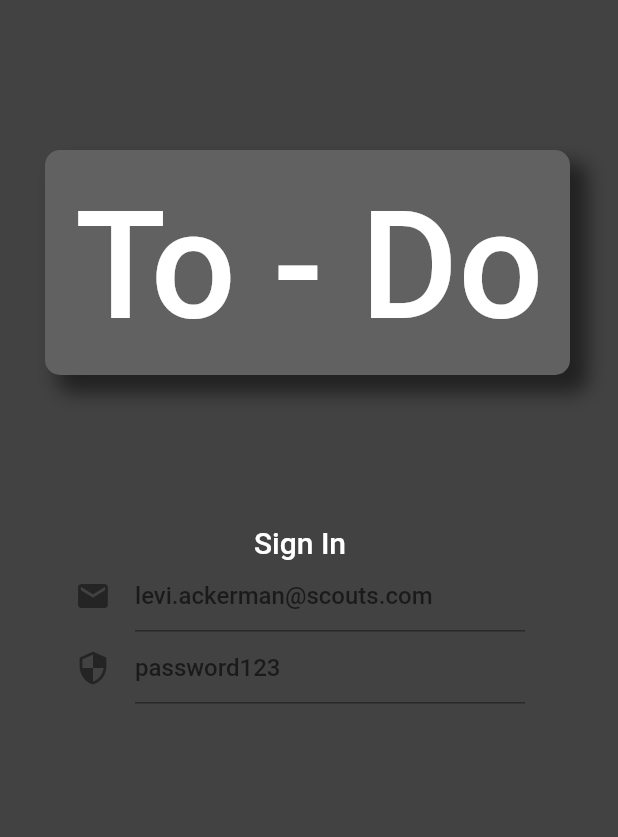
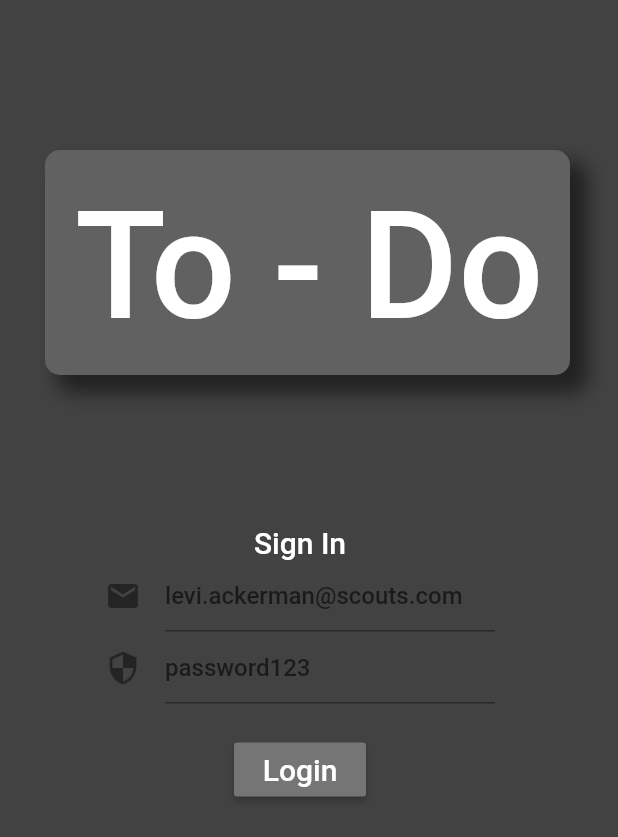
Before and after one commit to cravinpineapple/MAP-creative2, a Flutter app: the screen it shows after launch, on a phone screen of 412 x 824 dp. Shown: the top 837 px of the screen. Run offline on Flutter 3.47's test engine with Material 2 defaults, Android fonts, the phone set to English and light mode, and no system bars; Roboto replaces fonts that are missing (Robot).

Commit message:
login screen functioning

```diff
--- a/lib/screens/login_screen.dart
+++ b/lib/screens/login_screen.dart
@@ -1,18 +1,21 @@
+import 'package:creative2/model/UserRecord.dart';
 import 'package:flutter/cupertino.dart';
 import 'package:flutter/material.dart';
+
+import 'home_screen.dart';
 
 class LoginScreen extends StatefulWidget {
   static const routeName = '/loginScreen';
 
   @override
   State<StatefulWidget> createState() {
-    return LoginScreenState();
+    return _LoginScreenState();
   }
 }
 
-class LoginScreenState extends State<LoginScreen> {
+class _LoginScreenState extends State<LoginScreen> {
   _Controller con;
-  GlobalKey<FormState> key = GlobalKey<FormState>();
+  GlobalKey<FormState> formKey = GlobalKey<FormState>();
   String error;
 
   @override
@@ -36,6 +39,7 @@ class LoginScreenState extends State<LoginScreen> {
             Row(
               children: [
                 SizedBox(width: 30.0),
+                // logo
                 Container(
                   width: 350.0,
                   height: 150.0,
@@ -68,8 +72,10 @@ class LoginScreenState extends State<LoginScreen> {
             SizedBox(height: 100.0),
             Row(
               children: [
-                SizedBox(width: 50.0),
-                Column(
+                SizedBox(width: 70.0),
+                Form(
+                  key: formKey,
+                  child: Column(
                     children: [
                       Text(
                         'Sign In',
@@ -79,8 +85,18 @@ class LoginScreenState extends State<LoginScreen> {
                           fontFamily: 'Roboto',
                         ),
                       ),
+                      // Error message if inputted account information invalid
+                      error == null
+                          ? SizedBox()
+                          : Text(
+                              error,
+                              style: TextStyle(
+                                color: Colors.red[800],
+                                fontSize: 15.0,
+                              ),
+                            ),
                       SizedBox(
-                      width: 300.0,
+                        width: 260.0,
                         child: Theme(
                           data: Theme.of(context)
                               .copyWith(primaryColor: Colors.white),
@@ -92,13 +108,13 @@ class LoginScreenState extends State<LoginScreen> {
                             ),
                             keyboardType: TextInputType.emailAddress,
                             autocorrect: false,
-                          onSaved: null,
-                          validator: null,
+                            onSaved: con.emailSave,
+                            validator: con.emailValidate,
                           ),
                         ),
                       ),
                       SizedBox(
-                      width: 300.0,
+                        width: 260.0,
                         child: Theme(
                           data: Theme.of(context)
                               .copyWith(primaryColor: Colors.white),
@@ -110,12 +126,27 @@ class LoginScreenState extends State<LoginScreen> {
                             ),
                             keyboardType: TextInputType.emailAddress,
                             autocorrect: false,
-                          onSaved: null,
-                          validator: null,
+                            onSaved: con.passwordSave,
+                            validator: con.passwordValidate,
                           ),
                         ),
                       ),
+                      SizedBox(height: 20.0),
+                      RaisedButton(
+                        color: Colors.grey[600],
+                        onPressed: con.login,
+                        splashColor: Colors.white,
+                        child: Text(
+                          'Login',
+                          style: TextStyle(
+                            fontFamily: 'Roboto',
+                            fontSize: 20.0,
+                            color: Colors.white,
+                          ),
+                        ),
+                      )
                     ],
+                  ),
                 ),
               ],
             ),
@@ -127,7 +158,48 @@ class LoginScreenState extends State<LoginScreen> {
 }
 
 class _Controller {
-  LoginScreenState state;
+  _LoginScreenState state;
+  UserRecord userRecord = UserRecord();
 
   _Controller(this.state);
+
+  void emailSave(String value) {
+    userRecord.email = value;
   }
+
+  String emailValidate(String value) {
+    if (value.contains('@') && value.contains('.')) return null;
+
+    return 'email invalid';
+  }
+
+  void passwordSave(String value) {
+    userRecord.password = value;
+  }
+
+  String passwordValidate(String value) {
+    if (value.length < 6) return 'password too short';
+
+    return null;
+  }
+
+  void login() {
+    // check if email / password are valid
+    state.render(() => state.error = null);
+    if (!state.formKey.currentState.validate()) return;
+
+    // email / password format is valid, now save information.
+    state.formKey.currentState.save();
+
+    var user = UserRecord.fakeDB.firstWhere(
+        (e) => e.email == userRecord.email && e.password == userRecord.password,
+        orElse: () => null);
+
+    if (user == null) {
+      state.render(() => state.error = 'email or password invalid');
+    } else {
+      state.render(() => state.error = null);
+      Navigator.pushNamed(state.context, HomeScreen.routeName, arguments: user);
+    }
+  }
+}
```
Lines whose indentation alone changed are shown as unchanged.
